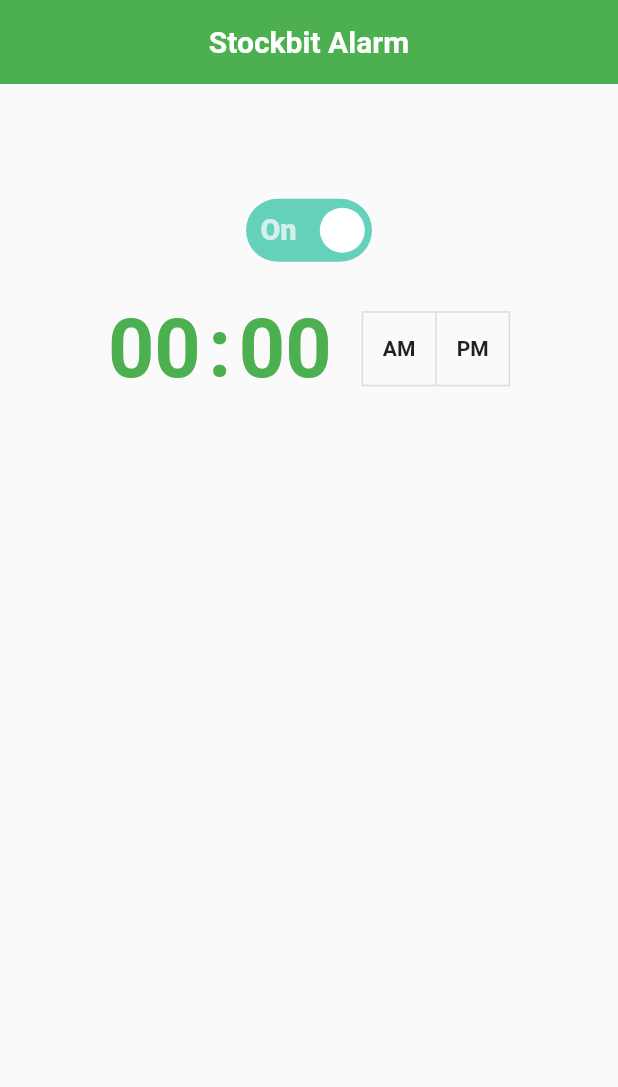
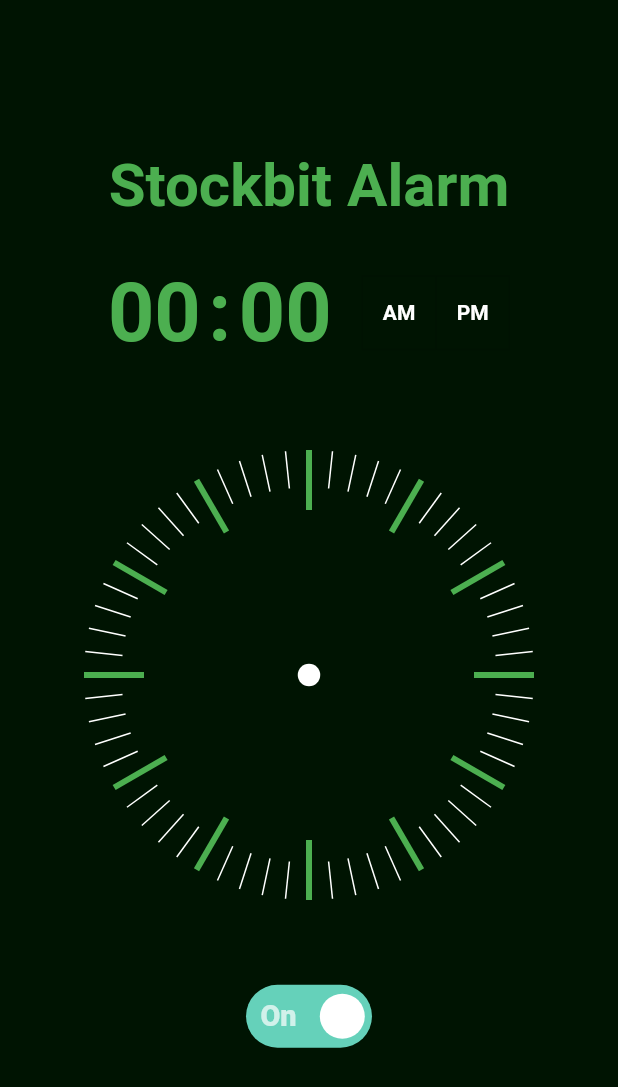
Before and after one commit to gempurbayu/flutter_alarm, a Flutter app: the screen it shows after launch, after a tap on "Off", on a phone screen of 412 x 824 dp. Shown: the top 1087 px of the screen. Run offline on Flutter 3.47's test engine with Material 2 defaults, Android fonts, the phone set to English and light mode, and no system bars; drawn by our look-alikes of flutter_switch.

Commit message:
add clock widget

```diff
--- /dev/null
+++ b/lib/clock/clock.dart
@@ -0,0 +1,65 @@
+// ignore_for_file: prefer_const_constructors
+
+import 'package:flutter/material.dart';
+
+import 'clock_painter.dart';
+
+class Clock extends StatefulWidget {
+  const Clock({Key? key}) : super(key: key);
+
+  @override
+  _ClockState createState() => _ClockState();
+}
+
+class _ClockState extends State<Clock> with TickerProviderStateMixin {
+  double wheelSize = 300;
+  final double longNeedleHeight = 40;
+  final double shortNeedleHeight = 25;
+
+  @override
+  Widget build(BuildContext context) {
+    ClockPainter clockPainter = ClockPainter(
+        wheelSize: wheelSize,
+        longNeedleHeight: longNeedleHeight,
+        shortNeedleHeight: shortNeedleHeight,
+        context: context);
+
+    return Column(
+      children: [
+        Padding(
+          padding: EdgeInsets.all(30),
+          child: Row(
+            mainAxisAlignment: MainAxisAlignment.center,
+            crossAxisAlignment: CrossAxisAlignment.center,
+          ),
+        ),
+        Stack(
+          alignment: Alignment.center,
+          children: [
+            SizedBox(
+              width: wheelSize,
+              height: wheelSize,
+              child: Container(
+                  color: Colors.transparent,
+                  child: Center(child: CustomPaint(painter: clockPainter))),
+            ),
+            Container(
+              width: wheelSize,
+              height: wheelSize,
+              color: Colors.transparent,
+              child: Center(
+                child: Container(
+                  width: 15,
+                  height: 15,
+                  decoration: BoxDecoration(
+                      color: Color(0xffffffff),
+                      borderRadius: BorderRadius.circular(10)),
+                ),
+              ),
+            ),
+          ],
+        )
+      ],
+    );
+  }
+}
--- /dev/null
+++ b/lib/clock/clock_painter.dart
@@ -0,0 +1,47 @@
+// ignore_for_file: prefer_const_constructors
+
+import 'dart:math';
+
+import 'package:flutter/material.dart';
+import 'package:vector_math/vector_math_64.dart' as vector;
+
+class ClockPainter extends CustomPainter {
+  double wheelSize;
+  double longNeedleHeight;
+  double shortNeedleHeight;
+  double radius = 0;
+  BuildContext context;
+
+  ClockPainter(
+      {required this.wheelSize,
+      required this.longNeedleHeight,
+      required this.shortNeedleHeight,
+      required this.context}) {
+    radius = wheelSize / 2;
+  }
+
+  @override
+  void paint(Canvas canvas, Size size) {
+    final paint = Paint();
+    for (int i = 0; i < 60; i++) {
+      double minute = 360 / 60 * i;
+      paint.color = (i % 5 == 0) ? Colors.green : Colors.white;
+      paint.strokeWidth = (i % 5 == 0) ? 4 : 1;
+
+      double distance = (i % 5 == 0) ? longNeedleHeight : shortNeedleHeight;
+
+      double x1 = radius * cos(vector.radians(minute));
+      double y1 = radius * sin(vector.radians(minute));
+      final p1 = Offset(x1, y1);
+
+      double x2 = (radius - distance) * cos(vector.radians(minute));
+      double y2 = (radius - distance) * sin(vector.radians(minute));
+      final p2 = Offset(x2, y2);
+
+      canvas.drawLine(p1, p2, paint);
+    }
+  }
+
+  @override
+  bool shouldRepaint(CustomPainter oldDelegate) => false;
+}
--- a/lib/main.dart
+++ b/lib/main.dart
@@ -1,3 +1,5 @@
+// ignore_for_file: prefer_const_constructors
+
 import 'package:flutter/material.dart';
 import './screen/home.dart';
 
@@ -14,7 +16,7 @@
       debugShowCheckedModeBanner: false,
       title: 'Stock Bit Alarm',
       theme: ThemeData(
-          primarySwatch: Colors.blue,
+          primarySwatch: Colors.green,
           visualDensity: VisualDensity.adaptivePlatformDensity),
       home: Home(),
     );
--- a/lib/screen/home.dart
+++ b/lib/screen/home.dart
@@ -1,7 +1,10 @@
+// ignore_for_file: prefer_const_constructors
+
 import 'dart:async';
 
 import 'package:flutter/material.dart';
 import 'package:flutter_switch/flutter_switch.dart';
+import '../clock/clock.dart';
 
 class Home extends StatefulWidget {
   const Home({Key? key}) : super(key: key);
@@ -20,41 +23,19 @@
   @override
   Widget build(BuildContext context) {
     return Scaffold(
-      appBar: AppBar(
-        backgroundColor: isOn ? Colors.green : Colors.white,
-        centerTitle: true,
-        title: Text(
-          'Stockbit Alarm',
-          style: TextStyle(
-            color: isOn ? Color(0xffffffff) : Colors.green,
-            fontWeight: FontWeight.bold,
-          ),
-        ),
-        elevation: 0,
-      ),
+      backgroundColor: Color(0xff001402),
       body: Column(
         children: [
-          Padding(padding: const EdgeInsets.only(top: 80),
+          Padding(padding: const EdgeInsets.only(top: 100),
             child: Row(
-              mainAxisAlignment: MainAxisAlignment.center ,
+              mainAxisAlignment: MainAxisAlignment.center,
               children: [
-                Transform.scale(
-                  scale: 1.2,
-                  child: FlutterSwitch(
-                    value: isOn,
-                    activeColor: Color(0xff65D1BA),
-                    inactiveColor: Colors.redAccent,
-                    showOnOff: true,
-                    onToggle: (value) {
-                      setState(() {
-                        isOn = value;
-                        if (isOn) {
-                          Text("Your Alarm is On");
-                        } else {
-                          Text("Your Alarm is Off");
-                        }
-                      });
-                    }
+                Text(
+                  'Stockbit Alarm',
+                  style: TextStyle(
+                    color: isOn ? Colors.green : Colors.white,
+                    fontWeight: FontWeight.bold,
+                    fontSize: 40,
                   ),
                 ),
               ],
@@ -68,7 +49,7 @@
                 style: TextStyle(
                         fontSize: 54,
                         fontWeight: FontWeight.bold,
-                        color: isOn ? Colors.green : Colors.black)
+                        color: isOn ? Colors.green : Colors.white)
                 ),
                 SizedBox(
                   width: 5,
@@ -76,7 +57,7 @@
                 Text(":",
                   style: TextStyle(fontSize: 54,
                   fontWeight: FontWeight.bold,
-                  color: isOn ? Colors.green : Colors.black),
+                  color: isOn ? Colors.green : Colors.white),
                 ),
                 SizedBox(
                   width: 5,
@@ -85,12 +66,13 @@
                 style: TextStyle(
                         fontSize: 54,
                         fontWeight: FontWeight.bold,
-                        color: isOn ? Colors.green : Colors.black)
+                        color: isOn ? Colors.green : Colors.white)
                 ),
                 Padding(
                   padding: const EdgeInsets.only(left: 20),
                   child: ToggleButtons(
                     selectedColor: Color(0xff65D1BA),
+                    color: Colors.white,
                     children: const [
                       Text(
                         'AM',
@@ -126,6 +108,33 @@
               ],
             ),
           ),
+          Clock(),
+          Padding(padding: const EdgeInsets.only(top: 60),
+            child: Row(
+              mainAxisAlignment: MainAxisAlignment.center ,
+              children: [
+                Transform.scale(
+                  scale: 1.2,
+                  child: FlutterSwitch(
+                    value: isOn,
+                    activeColor: Color(0xff65D1BA),
+                    inactiveColor: Colors.redAccent,
+                    showOnOff: true,
+                    onToggle: (value) {
+                      setState(() {
+                        isOn = value;
+                        if (isOn) {
+                          Text("Your Alarm is On");
+                        } else {
+                          Text("Your Alarm is Off");
+                        }
+                      });
+                    }
+                  ),
+                ),
+              ],
+            ),
+          ),
         ],
       ),
     );
```
